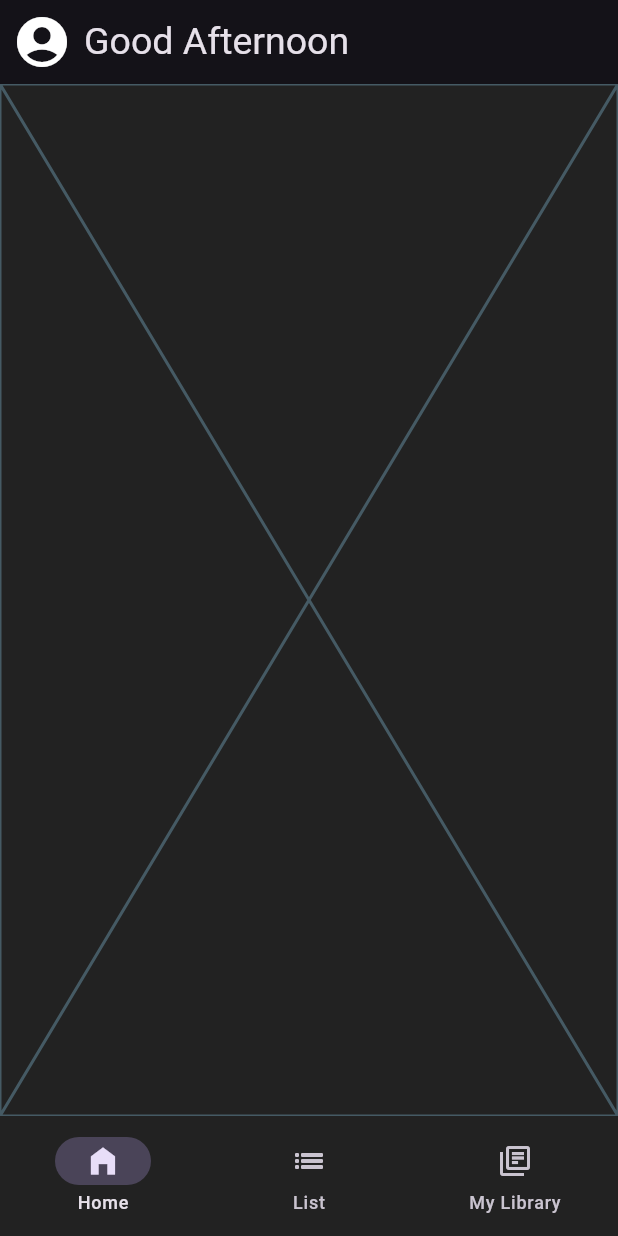
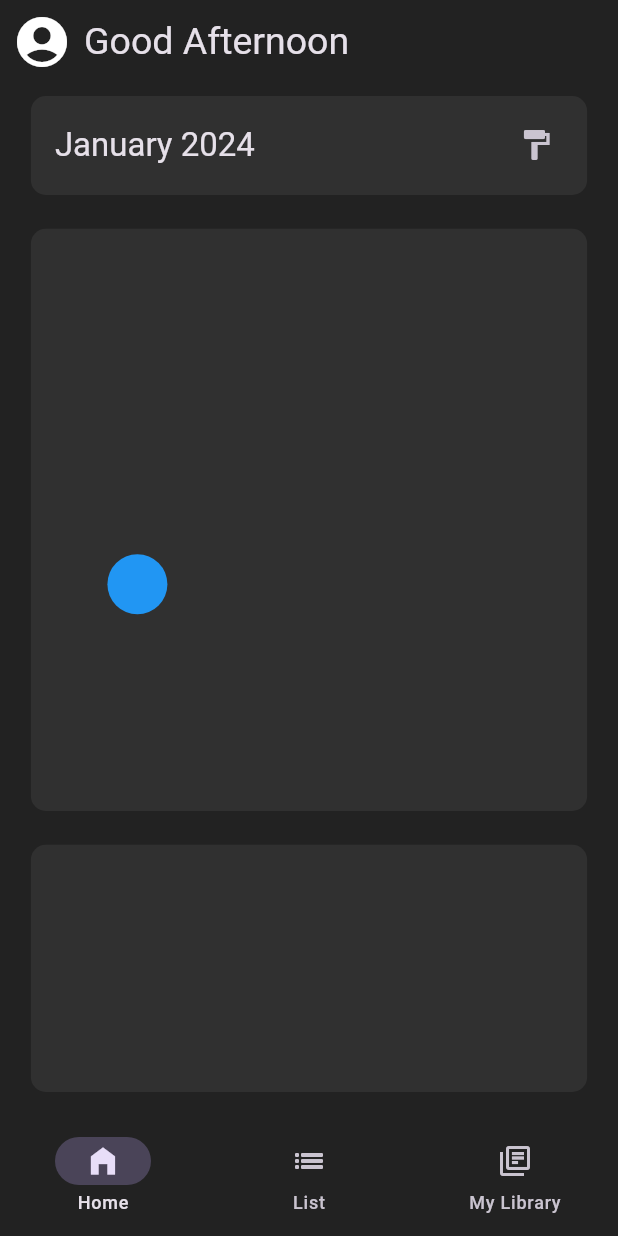
Before and after one commit to DutchVandaline/SOGAK, a Flutter app: the screen it shows after launch, on a phone screen of 412 x 824 dp. Run offline on Flutter 3.47's test engine with Material 3 defaults, Android fonts, the light colour scheme and no system bars.

Commit message:
added paintscreen

```diff
--- a/lib/Screens/HomeScreen.dart
+++ b/lib/Screens/HomeScreen.dart
@@ -1,5 +1,6 @@
 import 'package:flutter/material.dart';
-import 'package:sogak/Theme/MainTheme.dart';
+import 'package:sogak/Widgets/PaintWidget.dart';
+import 'package:sogak/Widgets/MonthlyWidget.dart';
 
 class HomeScreen extends StatelessWidget {
   const HomeScreen({Key? key}) : super(key: key);
@@ -20,12 +21,22 @@ class HomeScreen extends StatelessWidget {
           "Good Afternoon",
           style: TextStyle(fontSize: 25.0),
         ),
+        backgroundColor: Theme.of(context).scaffoldBackgroundColor,
         centerTitle: false,
         leadingWidth: 40.0,
         elevation: 0.0,
         shadowColor: Colors.transparent,
       ),
-      body: const Placeholder(),
+      body: Container(
+          height: MediaQuery.of(context).size.height,
+          width: MediaQuery.of(context).size.width,
+          child: PageView(
+            scrollDirection: Axis.horizontal,
+            children: [
+              MonthlyWidget(),
+              MonthlyWidget(),
+            ],
+          )),
     );
   }
 }
--- a/lib/Screens/MainScreen.dart
+++ b/lib/Screens/MainScreen.dart
@@ -2,6 +2,7 @@ import 'package:sogak/Theme/MainTheme.dart';
 import 'package:flutter/material.dart';
 import 'package:sogak/Screens/HomeScreen.dart';
 import 'package:sogak/Screens/ListScreen.dart';
+import 'package:sogak/Screens/SettingScreen.dart';
 
 class MainScreen extends StatefulWidget {
   const MainScreen({Key? key}) : super(key: key);
@@ -20,12 +21,9 @@ class _MainScreenState extends State<MainScreen> {
       home: Scaffold(
         backgroundColor: Theme.of(context).scaffoldBackgroundColor,
         body: [
-          const HomeScreen(),
-          const ListScreen(),
           HomeScreen(),
-          //LoginScreen(),
-          //SearchScreen(),
-          //LibraryScreen(),
+          ListScreen(),
+          SettingScreen(),
         ][currentPageIndex],
         bottomNavigationBar: NavigationBar(
           destinations: const [
--- a/lib/Theme/MainTheme.dart
+++ b/lib/Theme/MainTheme.dart
@@ -4,12 +4,10 @@ class MainTheme {
   ThemeData get theme => ThemeData(
     brightness: Brightness.dark,
     textTheme: const TextTheme(
-      headline1: TextStyle(color: Colors.white, fontSize: 25.0, fontWeight: FontWeight.bold),
-      headline2: TextStyle(color: Colors.white, fontSize: 20.0),
-      headline3: TextStyle(color: Colors.black, fontSize: 20.0),
-      bodyText1: TextStyle(color: Colors.white, fontSize: 17.0),
-      bodyText2: TextStyle(color: Colors.black, fontSize: 17.0),
-
+      titleMedium: TextStyle(color: Colors.white, fontSize: 25.0, fontWeight: FontWeight.bold),
+      titleSmall: TextStyle(color: Colors.black, fontSize: 25.0, fontWeight: FontWeight.bold),
+      bodyMedium: TextStyle(color: Colors.white, fontSize: 17.0),
+      bodySmall: TextStyle(color: Colors.black, fontSize: 17.0),
     ),
     scaffoldBackgroundColor: const Color(0xFF222222),
     primaryColor: const Color(0xFF393939),
@@ -18,6 +16,6 @@ class MainTheme {
     shadowColor: Colors.black,
     cardColor: const Color(0xFF222222),
     canvasColor: const Color(0xFF303030),
-    accentColor: Colors.white,
+    //accentColor: Colors.white,
   );
 }
--- /dev/null
+++ b/lib/Widgets/MonthlyWidget.dart
@@ -0,0 +1,64 @@
+import 'package:flutter/material.dart';
+import 'PaintWidget.dart';
+
+class MonthlyWidget extends StatefulWidget {
+  @override
+  State<MonthlyWidget> createState() => _MonthlyWidgetState();
+}
+
+class _MonthlyWidgetState extends State<MonthlyWidget> {
+  @override
+  Widget build(BuildContext context) {
+    return Column(
+      mainAxisAlignment: MainAxisAlignment.spaceBetween,
+      crossAxisAlignment: CrossAxisAlignment.center,
+      children: [
+        Padding(
+          padding: EdgeInsets.all(8.0),
+          child: Container(
+            width: MediaQuery.of(context).size.width * 0.9,
+            height: MediaQuery.of(context).size.height * 0.08,
+            decoration: BoxDecoration(
+              borderRadius: BorderRadius.circular(10.0),
+              color: Theme.of(context).canvasColor,
+            ),
+            child: Row(
+              mainAxisAlignment: MainAxisAlignment.spaceBetween,
+              children: [
+                Padding(
+                  padding: EdgeInsets.symmetric(horizontal: 16.0),
+                  child: Text(
+                    "January 2024",
+                    style: Theme.of(context).textTheme.titleLarge,
+                  ),
+                ),
+                Padding(
+                    padding: EdgeInsets.symmetric(horizontal: 10.0),
+                    child: IconButton(
+                        onPressed: () {}, icon: Icon(Icons.format_paint)))
+              ],
+            ),
+          ),
+        ),
+        Flexible(
+          flex: 2,
+          child: PaintWidget(),
+        ),
+        Flexible(
+          flex: 1,
+          child: Padding(
+            padding: EdgeInsets.only(top: 8.0, bottom: 16.0),
+            child: Container(
+              width: MediaQuery.of(context).size.width * 0.9,
+              height: MediaQuery.of(context).size.height * 0.2,
+              decoration: BoxDecoration(
+                borderRadius: BorderRadius.circular(10.0),
+                color: Theme.of(context).canvasColor,
+              ),
+            ),
+          ),
+        )
+      ],
+    );
+  }
+}
--- /dev/null
+++ b/lib/Widgets/MoodWidget.dart
@@ -0,0 +1,19 @@
+import 'dart:math';
+import 'package:flutter/material.dart';
+
+class MoodWidget extends StatelessWidget {
+  MoodWidget({this.inputColor});
+  var inputColor;
+
+  @override
+  Widget build(BuildContext context) {
+    return Positioned(
+      child: CircleAvatar(
+        backgroundColor: inputColor,
+        radius: 20.0,
+      ),
+      left: Random().nextInt((MediaQuery.of(context).size.width * 0.8).toInt()).toDouble(),
+      top: Random().nextInt((MediaQuery.of(context).size.height * 0.3).toInt()).toDouble(),
+    );
+  }
+}
--- /dev/null
+++ b/lib/Widgets/PaintWidget.dart
@@ -0,0 +1,47 @@
+import 'package:flutter/material.dart';
+import 'package:sogak/Widgets/MoodWidget.dart';
+
+class PaintWidget extends StatefulWidget {
+  @override
+  State<PaintWidget> createState() => _PaintWidgetState();
+}
+
+class _PaintWidgetState extends State<PaintWidget> {
+  Offset? _tapPosition;
+
+  void _getTapPosition(TapDownDetails details) async {
+    final tapPosition = details.globalPosition;
+    setState(() {
+      _tapPosition = tapPosition;
+    });
+  }
+
+  @override
+  Widget build(BuildContext context) {
+    return GestureDetector(
+      onTapDown: (details) {
+        _getTapPosition(details);
+        print('X: ${_tapPosition?.dx.toStringAsFixed(2) ?? "Tap Somewhere"}');
+        print('Y: ${_tapPosition?.dy.toStringAsFixed(2) ?? "Tap Somewhere"}');
+      },
+      child: Padding(
+        padding: EdgeInsets.all(8.0),
+        child: Container(
+          width: MediaQuery.of(context).size.width * 0.9,
+          height: MediaQuery.of(context).size.height * 0.5,
+          decoration: BoxDecoration(
+            borderRadius: BorderRadius.circular(10.0),
+            color: Theme.of(context).canvasColor,
+          ),
+          child: Stack(
+            children: [
+              MoodWidget(
+                inputColor: Colors.blue,
+              ),
+            ],
+          ),
+        ),
+      ),
+    );
+  }
+}
```
Also changed, not shown: lib/Screens/ListScreen.dart (+5 -57 lines), lib/Screens/SettingScreen.dart (added, +25 -0 lines), pubspec.lock, 5 other files.
